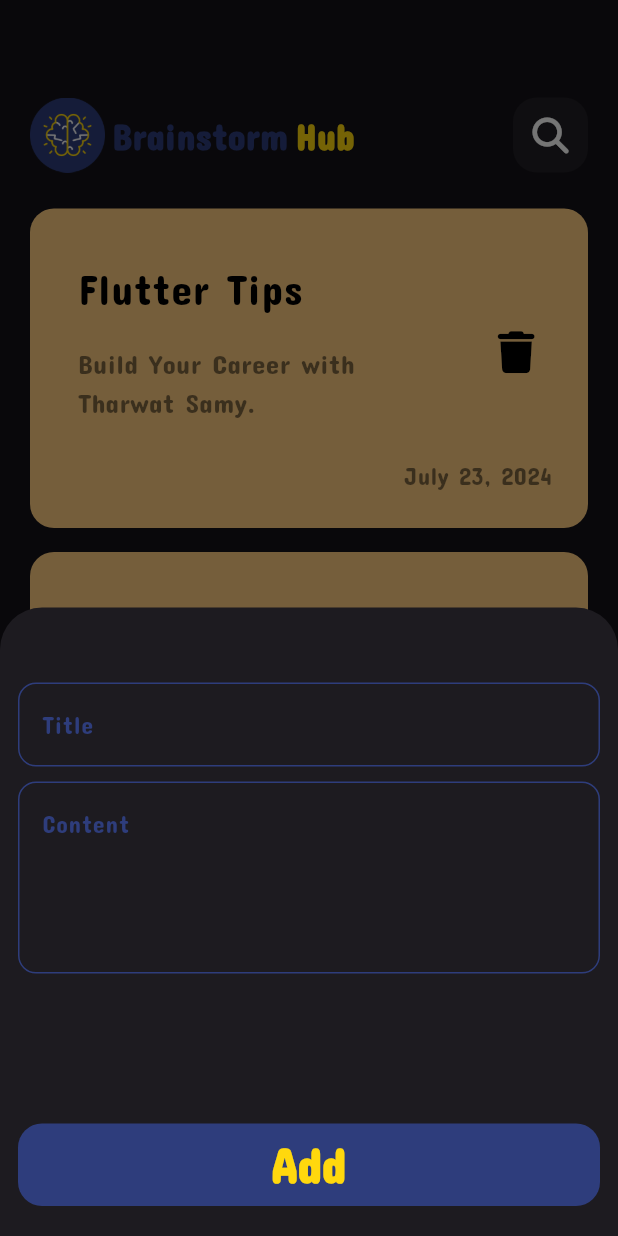
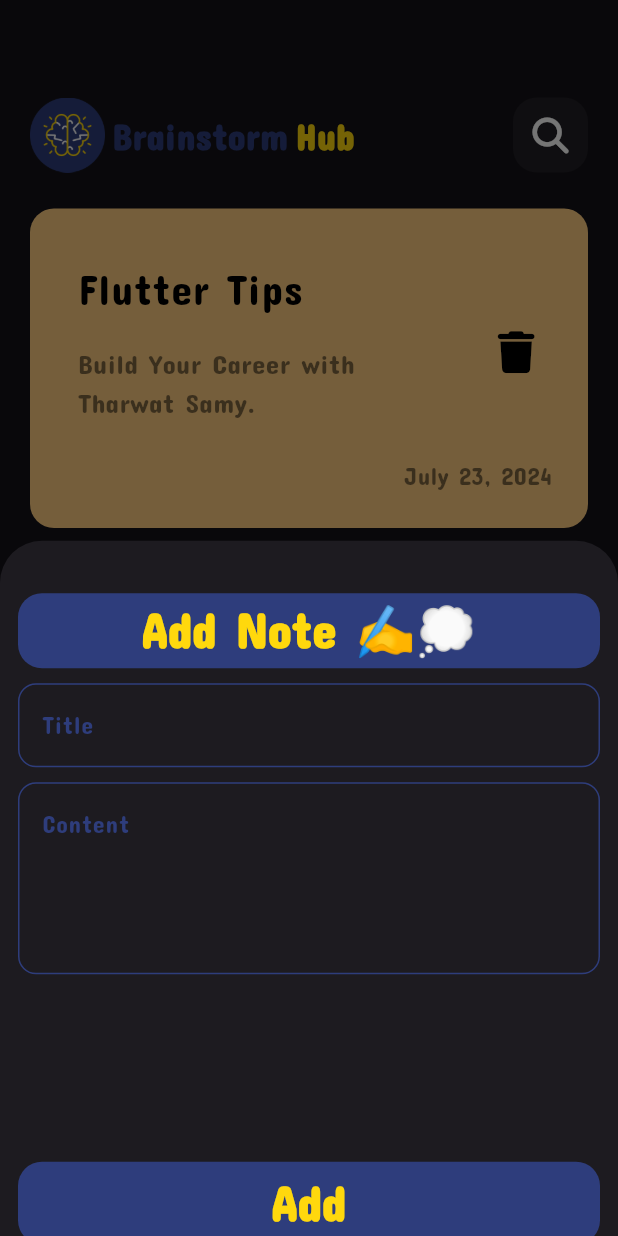
Before and after one commit to Ahmed-Yakan-10/Brainstorm-Hub, a Flutter app: the screen it shows after launch, after a tap on an icon or button, on a phone screen of 412 x 824 dp. Run offline on Flutter 3.47's test engine with Material 3 defaults, Android fonts, the phone set to English and light mode, and no system bars; our stand-ins replace font_awesome_flutter.

Commit message:
Create edit note view

```diff
--- a/lib/constants.dart
+++ b/lib/constants.dart
@@ -1,6 +1,7 @@
 import 'package:flutter/material.dart';
 
 const kFont = 'ConcertOne';
+//const kFont = 'Rubik';
 
 const kIcon = 'assets/icons/brainstorming.png';
 
--- a/lib/main.dart
+++ b/lib/main.dart
@@ -14,7 +14,10 @@ class BrainStormHub extends StatelessWidget {
   Widget build(BuildContext context) {
     return MaterialApp(
       debugShowCheckedModeBanner: false,
-      theme: ThemeData(brightness: Brightness.dark,fontFamily: kFont,),
+      theme: ThemeData(
+        brightness: Brightness.dark,
+        fontFamily: kFont,
+      ),
       home: const NotesView(),
     );
   }
--- a/lib/widgets/add_note_bottom_sheet.dart
+++ b/lib/widgets/add_note_bottom_sheet.dart
@@ -1,3 +1,4 @@
+import 'package:brainstorm_hub/constants.dart';
 import 'package:brainstorm_hub/widgets/custom_button.dart';
 import 'package:brainstorm_hub/widgets/custom_text_field.dart';
 import 'package:flutter/material.dart';
@@ -12,21 +13,51 @@ class AddNoteBottomSheet extends StatelessWidget {
       child: SingleChildScrollView(
         child: Column(
           children: [
-            SizedBox(height: 50,),
+            SizedBox(
+              height: 35,
+            ),
+            Container(
+              decoration: BoxDecoration(
+                color: kPrimaryColor,
+                borderRadius: BorderRadius.circular(16),
+              ),
+              height: 50,
+              width: MediaQuery.of(context).size.width,
+              child: Center(
+                child: Text(
+                  'Add Note ✍️💭',
+                  style: const TextStyle(
+                    fontFamily: kFont,
+                    color: kSecondaryColor,
+                    fontSize: 32,
+                    fontWeight: FontWeight.bold,
+                  ),
+                ),
+              ),
+            ),
+            SizedBox(
+              height: 10,
+            ),
             CustomTextField(
               hintText: 'Title',
             ),
-            SizedBox(height: 10,),
+            SizedBox(
+              height: 10,
+            ),
             CustomTextField(
               hintText: 'Content',
               maxLines: 4,
             ),
-            SizedBox(height: 100,),
+            SizedBox(
+              height: 125,
+            ),
             CustomButton(
               buttonName: 'Add',
-              onTap: (){},
+              onTap: () {},
             ),
-            SizedBox(height: 20,),
+            SizedBox(
+              height: 20,
+            ),
           ],
         ),
       ),
--- a/lib/widgets/custom_note_item.dart
+++ b/lib/widgets/custom_note_item.dart
@@ -1,3 +1,5 @@
+import 'package:brainstorm_hub/views/edit_note_view.dart';
+import 'package:brainstorm_hub/widgets/notes_view_body.dart';
 import 'package:flutter/material.dart';
 import 'package:font_awesome_flutter/font_awesome_flutter.dart';
 
@@ -6,8 +8,23 @@ class NoteItem extends StatelessWidget {
 
   @override
   Widget build(BuildContext context) {
-    return Container(
-      padding: EdgeInsets.only(top: 24,bottom: 24, left: 16,),
+    return GestureDetector(
+      onTap: () {
+        Navigator.push(
+          context,
+          MaterialPageRoute(
+            builder: (context) {
+              return const EditNoteView();
+            },
+          ),
+        );
+      },
+      child: Container(
+        padding: EdgeInsets.only(
+          top: 24,
+          bottom: 24,
+          left: 16,
+        ),
         decoration: BoxDecoration(
           color: Color(0xffFFCC80),
           borderRadius: BorderRadius.circular(16),
@@ -21,7 +38,7 @@ class NoteItem extends StatelessWidget {
                 style: TextStyle(fontSize: 28, color: Colors.black),
               ),
               subtitle: Padding(
-              padding: const EdgeInsets.only(top: 16,bottom: 16),
+                padding: const EdgeInsets.only(top: 16, bottom: 16),
                 child: Text(
                   'Build Your Career with Tharwat Samy.',
                   style: TextStyle(
@@ -51,6 +68,7 @@ class NoteItem extends StatelessWidget {
             ),
           ],
         ),
+      ),
     );
   }
 }
```
Also changed, not shown: lib/views/edit_note_view.dart (added, +11 -0 lines), lib/widgets/edit_note_view_body.dart (added, +13 -0 lines), pubspec.yaml (+6 -8 lines), assets/fonts/Rubik-Regular.ttf (added). Lines whose indentation alone changed are shown as unchanged.
